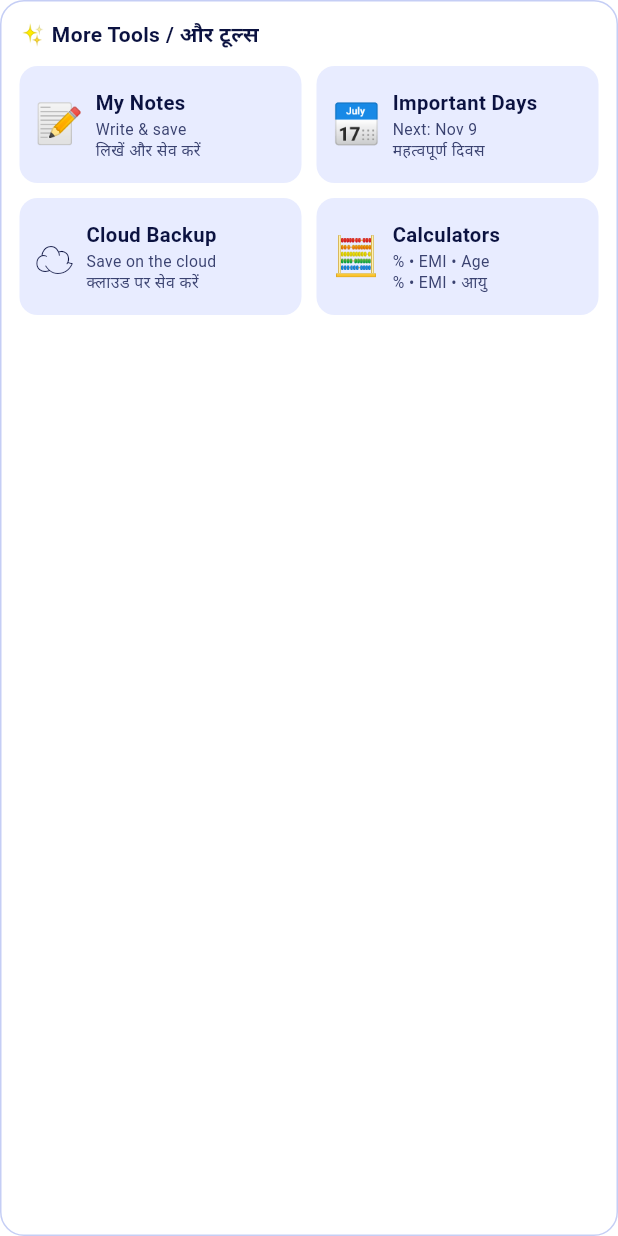
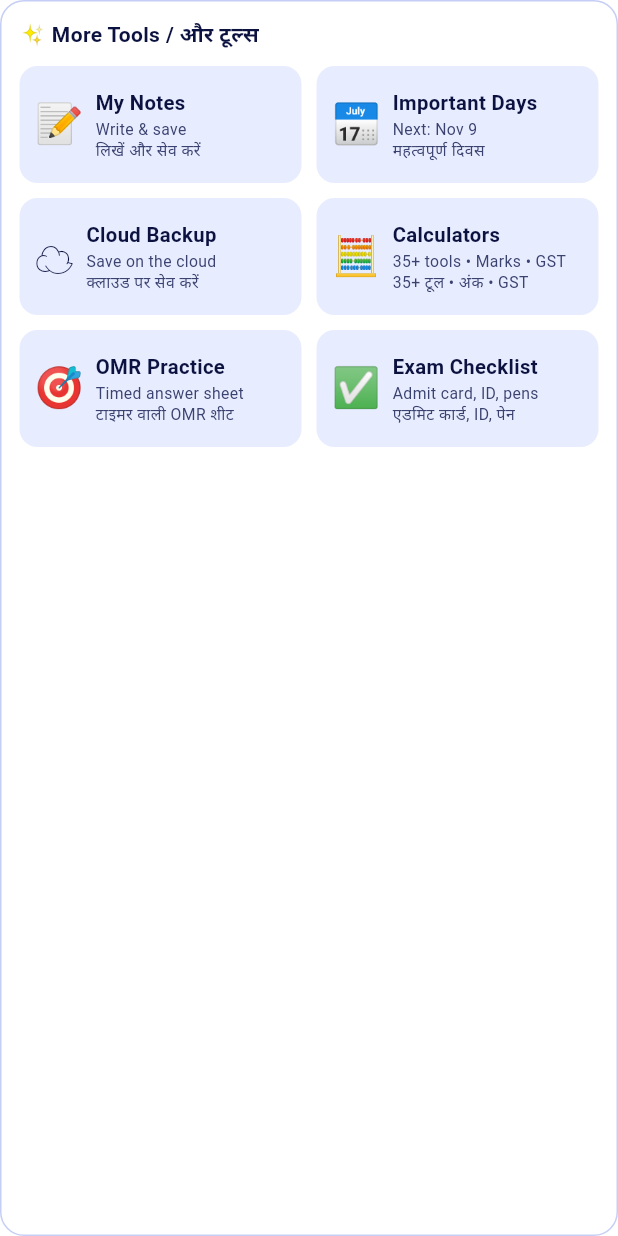
Before and after one commit to yashpcmishra-cyber/yash-study-hub, a Flutter app: the MoreToolsCard widget shown alone on an empty page, opened directly, on a phone screen of 412 x 824 dp. Run offline on Flutter 3.47's test engine with Material 3 defaults, Android fonts, the phone set to English and light mode, and no system bars; our stand-ins replace cached_network_image, chewie, cloud_firestore, file_picker, firebase_analytics, firebase_auth and 13 more; accounts and stored records are empty.

Commit message:
Add files via upload

```diff
--- a/flutter-app/lib/widgets/more_tools_card.dart
+++ b/flutter-app/lib/widgets/more_tools_card.dart
@@ -2,11 +2,15 @@ import 'package:flutter/material.dart';
 import '../app_colors.dart';
 import '../screens/backup_screen.dart';
 import '../screens/calculators_screen.dart';
+import '../screens/exam_checklist_screen.dart';
 import '../screens/important_days_screen.dart';
 import '../screens/notes_screen.dart';
+import '../screens/omr_practice_screen.dart';
+import '../services/checklist_store.dart';
 import '../services/notes_store.dart';
 
-/// Home ka "More Tools" card: My Notes, Important Days, Cloud Backup, Calculators.
+/// Home ka "More Tools" card: My Notes, Important Days, Cloud Backup, Calculators,
+/// OMR Practice, Exam Checklist.
 /// (Ready Reckoner chart Speed Maths screen ke andar hai, taaki do jaise tile na ho.)
 /// Sab data phone me hai (Backup ko chhodkar, jo sirf button dabane par chalta hai).
 class MoreToolsCard extends StatefulWidget {
@@ -18,25 +22,34 @@ class MoreToolsCard extends StatefulWidget {
 
 class _MoreToolsCardState extends State<MoreToolsCard> {
   int _notes = 0;
+  int _checkDone = 0;
+  int _checkTotal = 0;
 
   @override
   void initState() {
     super.initState();
     NotesStore.changes.addListener(_reload);
+    ChecklistStore.changes.addListener(_reload);
     _reload();
   }
 
   @override
   void dispose() {
     NotesStore.changes.removeListener(_reload);
+    ChecklistStore.changes.removeListener(_reload);
     super.dispose();
   }
 
   Future<void> _reload() async {
     try {
       final n = await NotesStore.count();
+      final c = await ChecklistStore.counts();
       if (!mounted) return;
-      setState(() => _notes = n);
+      setState(() {
+        _notes = n;
+        _checkDone = c[0];
+        _checkTotal = c[1];
+      });
     } catch (_) {
       // purani value dikhti rahegi
     }
@@ -50,6 +63,7 @@ class _MoreToolsCardState extends State<MoreToolsCard> {
   @override
   Widget build(BuildContext context) {
     final notesSub = _notes == 0 ? 'Write & save\nलिखें और सेव करें' : '$_notes saved\n$_notes नोट सेव';
+    final checkSub = _checkDone == 0 ? 'Admit card, ID, pens\nएडमिट कार्ड, ID, पेन' : '$_checkDone / $_checkTotal ready\n$_checkDone / $_checkTotal तैयार';
     return Container(
       padding: const EdgeInsets.all(12),
       decoration: BoxDecoration(
@@ -74,7 +88,15 @@ class _MoreToolsCardState extends State<MoreToolsCard> {
             children: [
               _tile('☁️', 'Cloud Backup', 'Save on the cloud\nक्लाउड पर सेव करें', () => _open(const BackupScreen())),
               const SizedBox(width: 10),
-              _tile('🧮', 'Calculators', '% • EMI • Age\n% • EMI • आयु', () => _open(const CalculatorsScreen())),
+              _tile('🧮', 'Calculators', '35+ tools • Marks • GST\n35+ टूल • अंक • GST', () => _open(const CalculatorsScreen())),
+            ],
+          ),
+          const SizedBox(height: 10),
+          Row(
+            children: [
+              _tile('🎯', 'OMR Practice', 'Timed answer sheet\nटाइमर वाली OMR शीट', () => _open(const OmrPracticeScreen())),
+              const SizedBox(width: 10),
+              _tile('✅', 'Exam Checklist', checkSub, () => _open(const ExamChecklistScreen())),
             ],
           ),
         ],
```
